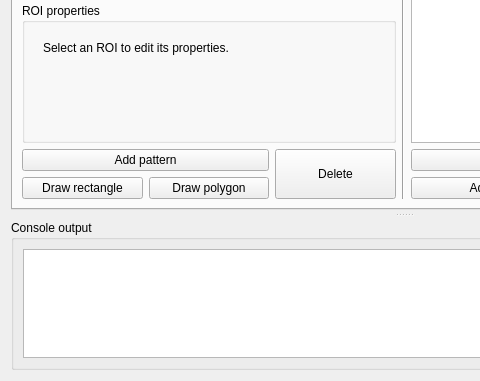
Before: the Qt Designer form stim1p/ui/qt/DMD_stim.ui in gfayebedrin/DMDcontrol, drawn with Qt 5; both pictures show x 0 to 480 and y 199 to 580 of the 1280 by 580 pixel window.
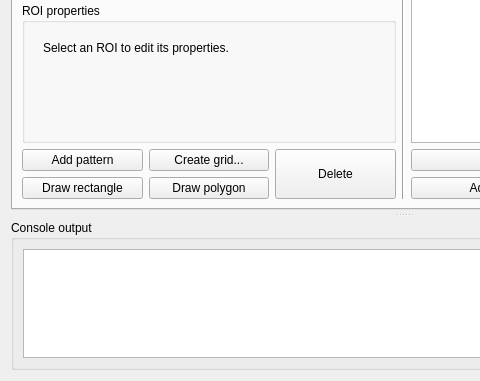
After: the same form once the commit is applied. Icons and pictures are not drawn.

Commit message: Add grid creation workflow with preview

```diff
--- a/stim1p/ui/qt/DMD_stim.ui
+++ b/stim1p/ui/qt/DMD_stim.ui
@@ -311,7 +311,7 @@
                   </property>
                  </widget>
                 </item>
-                <item row="0" column="0" colspan="2">
+                <item row="0" column="0">
                  <widget class="QPushButton" name="pushButton_add_pattern">
                   <property name="text">
                    <string>Add pattern</string>
@@ -321,6 +321,16 @@
                   </property>
                  </widget>
                 </item>
+                <item row="0" column="1">
+                 <widget class="QPushButton" name="pushButton_create_grid">
+                  <property name="text">
+                   <string>Create grid...</string>
+                  </property>
+                  <property name="icon">
+                   <iconset theme="QIcon::ThemeIcon::ViewGrid"/>
+                  </property>
+                 </widget>
+                </item>
                 <item row="0" column="2" rowspan="2">
                  <widget class="QPushButton" name="pushButton_remove_pattern">
                   <property name="sizePolicy">
```
The commit also changes 4 other files.
